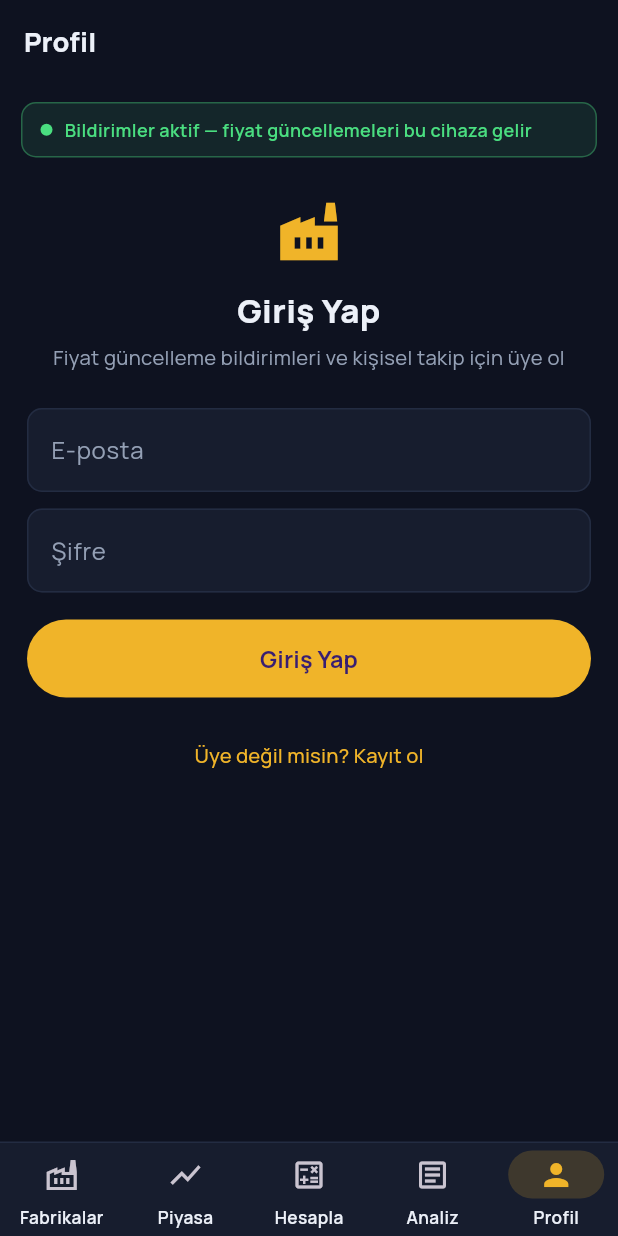
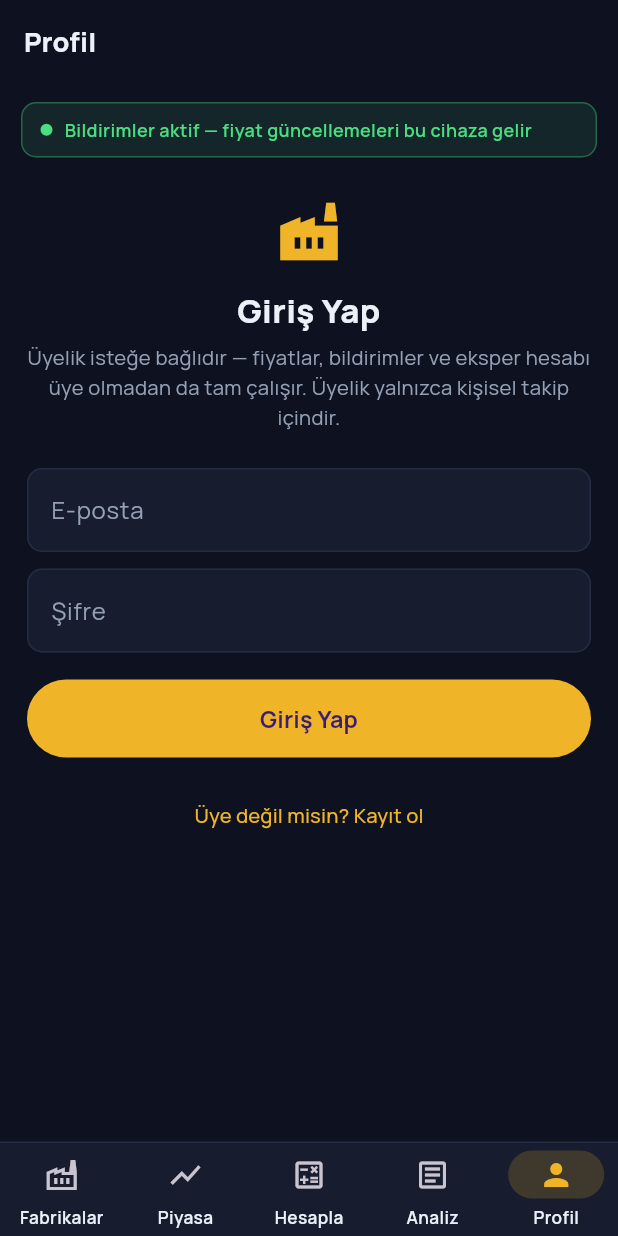
Before and after one commit to mkoc6330-oss/mtex-app, a Flutter app: the screen it shows after launch, item 5 of the bottom bar chosen, on a phone screen of 412 x 824 dp. Run offline on Flutter 3.47's test engine with Material 3 defaults, Android fonts, the phone set to English and light mode, and no system bars; our stand-ins replace firebase_core, firebase_messaging, flutter_html, flutter_local_notifications, google_fonts, shared_preferences; accounts and stored records are empty; network calls fail.

Commit message:
v1.0.0+14: telefon kayitta istege bagli (Apple 5.1.1v), uyelik opsiyonel notu
Co-Authored-By: Claude Fable 5 <noreply@anthropic.com>

```diff
--- a/lib/screens/profile.dart
+++ b/lib/screens/profile.dart
@@ -271,7 +271,8 @@ class _ProfileScreenState extends State<ProfileScreen> {
               style: const TextStyle(fontSize: 22, fontWeight: FontWeight.w800)),
           const SizedBox(height: 6),
           const Text(
-            'Fiyat güncelleme bildirimleri ve kişisel takip için üye ol',
+            'Üyelik isteğe bağlıdır — fiyatlar, bildirimler ve eksper hesabı '
+            'üye olmadan da tam çalışır. Üyelik yalnızca kişisel takip içindir.',
             textAlign: TextAlign.center,
             style: TextStyle(fontSize: 13.5, color: MT.soluk, height: 1.5)),
           const SizedBox(height: 24),
@@ -280,10 +281,13 @@ class _ProfileScreenState extends State<ProfileScreen> {
                 decoration: const InputDecoration(labelText: 'Ad Soyad')),
             const SizedBox(height: 11),
             TextField(controller: _telefon, keyboardType: TextInputType.phone,
-                decoration: const InputDecoration(labelText: 'Telefon')),
-            const SizedBox(height: 11),
+                decoration: const InputDecoration(
+                    labelText: 'Telefon (isteğe bağlı)',
+                    helperText: 'Boş bırakabilirsiniz')),
+            const SizedBox(height: 14),
             TextField(controller: _firma,
-                decoration: const InputDecoration(labelText: 'Firma (opsiyonel)')),
+                decoration: const InputDecoration(
+                    labelText: 'Firma (isteğe bağlı)')),
             const SizedBox(height: 11),
           ],
           TextField(controller: _eposta, keyboardType: TextInputType.emailAddress,
--- a/pubspec.yaml
+++ b/pubspec.yaml
@@ -1,7 +1,7 @@
 name: mtex
 description: MTEX — Hurda, çelik ve emtia piyasası
 publish_to: 'none'
-version: 1.0.0+13
+version: 1.0.0+14
 
 environment:
   sdk: '>=3.0.0 <4.0.0'
```
Also changed, not shown: store/dogrula_kayit.png (added), store/dogrula_profil.png (added), 1 other file.
